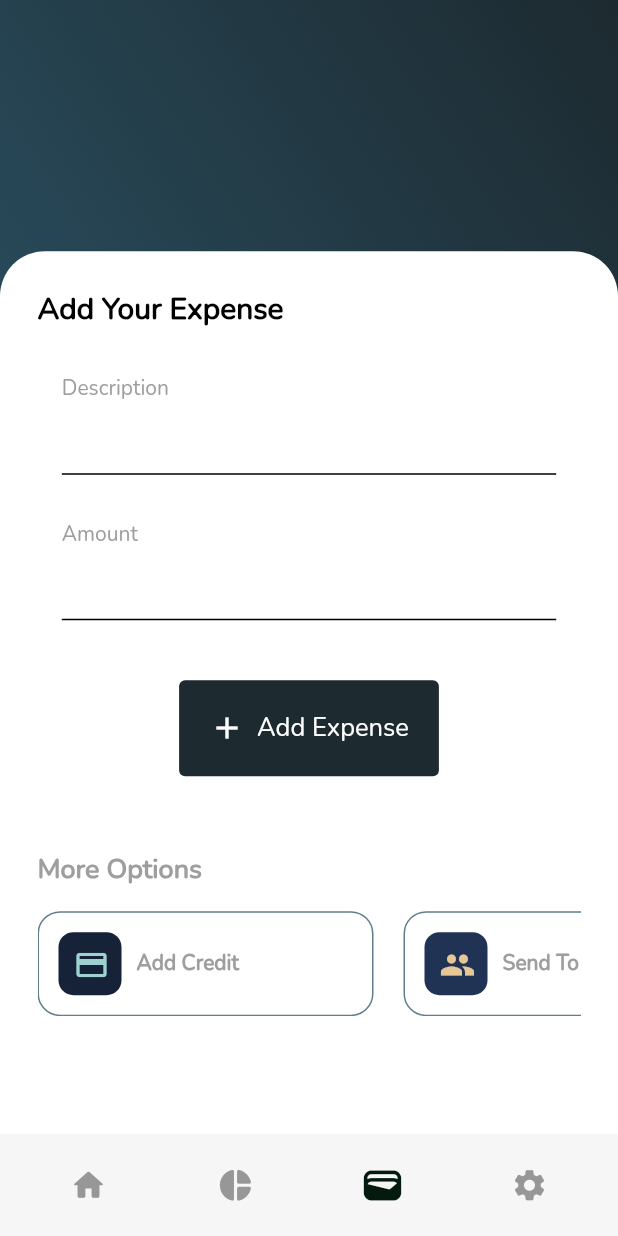
After one commit to AishwaryaSubash/expense_tracker, a Flutter app: the AddExpense screen opened directly, on a phone screen of 412 x 824 dp. The commit adds this screen. Run offline on Flutter 3.47's test engine with Material 2 defaults, Android fonts, the phone set to English and light mode, and no system bars; our stand-ins replace animated_toggle_switch, flutter_slidable, flutter_spinkit, flutter_svg, gap, readmore and 2 more; missing offline and left inert: jdenticon_dart; accounts and stored records are empty.

Commit message:
Minor changes

```diff
--- /dev/null
+++ b/lib/addexpense.dart
@@ -0,0 +1,240 @@
+import 'package:flutter/material.dart';
+import 'package:flutter_application_1/background.dart';
+import 'package:flutter_application_1/bottomnavigation.dart';
+import 'package:flutter_application_1/inputfields.dart';
+
+class AddExpense extends StatelessWidget {
+  const AddExpense({super.key});
+
+  @override
+  Widget build(BuildContext context) {
+    Size size = MediaQuery.of(context).size;
+    return Scaffold(
+      appBar: null,
+      bottomNavigationBar: const BottomNavigation(
+        page: "Add",
+      ),
+      body: Stack(
+        children: [
+          Positioned(
+            top: 0,
+            left: 0,
+            right: 0,
+            height: size.height / 3,
+            child: Container(
+              padding: const EdgeInsets.all(30),
+              decoration: const BoxDecoration(
+                gradient: LinearGradient(
+                  begin: Alignment(1.0, -1.0),
+                  end: Alignment(-1.0, 1.0),
+                  colors: [
+                    Color(0xff1d2a30),
+                    Color.fromARGB(255, 41, 76, 93),
+                  ],
+                ),
+              ),
+            ),
+          ),
+          Positioned(
+            left: 0,
+            right: 0,
+            bottom: 0,
+            height: size.height / 1.4,
+            child: Container(
+              padding: const EdgeInsets.all(25),
+              decoration: const BoxDecoration(
+                color: Colors.white,
+                borderRadius: BorderRadius.only(
+                  topLeft: Radius.circular(30),
+                  topRight: Radius.circular(30),
+                ),
+              ),
+              child: SingleChildScrollView(
+                child: Column(
+                  crossAxisAlignment: CrossAxisAlignment.start,
+                  children: [
+                    const Text(
+                      'Add Your Expense',
+                      style: TextStyle(
+                        color: Colors.black,
+                        fontSize: 20,
+                        fontWeight: FontWeight.bold,
+                      ),
+                    ),
+                    const SizedBox(
+                      height: 10,
+                    ),
+                    const InputFields(),
+                    Text(
+                      'More Options',
+                      style: TextStyle(
+                        color: Colors.grey,
+                        fontWeight: FontWeight.bold,
+                        fontSize: 18,
+                      ),
+                    ),
+                    SizedBox(
+                      height: 15,
+                    ),
+                    Container(
+                      height: 70,
+                      child: ListView(
+                        scrollDirection: Axis.horizontal,
+                        children: [
+                          AspectRatio(
+                            aspectRatio: 3.2 / 1,
+                            child: Container(
+                              padding: EdgeInsets.all(13),
+                              decoration: BoxDecoration(
+                                border: Border.all(
+                                  color: Colors.blueGrey,
+                                ),
+                                borderRadius: BorderRadius.circular(15),
+                              ),
+                              child: Row(
+                                children: [
+                                  Container(
+                                    width: 42,
+                                    padding: EdgeInsets.all(10),
+                                    decoration: BoxDecoration(
+                                      borderRadius: BorderRadius.circular(10),
+                                      color: Color(0xff152238),
+                                    ),
+                                    child: Icon(
+                                      Icons.credit_card,
+                                      color: Color(0xff9ed2d1),
+                                    ),
+                                  ),
+                                  SizedBox(
+                                    width: 10,
+                                  ),
+                                  Column(
+                                    crossAxisAlignment:
+                                        CrossAxisAlignment.start,
+                                    mainAxisAlignment: MainAxisAlignment.center,
+                                    children: [
+                                      Text(
+                                        'Add Credit',
+                                        style: TextStyle(
+                                          color: Colors.grey,
+                                          fontWeight: FontWeight.bold,
+                                        ),
+                                      ),
+                                    ],
+                                  ),
+                                ],
+                              ),
+                            ),
+                          ),
+                          AspectRatio(
+                            aspectRatio: 3.2 / 1,
+                            child: Container(
+                              padding: EdgeInsets.all(13),
+                              margin: EdgeInsets.only(
+                                left: 20,
+                              ),
+                              decoration: BoxDecoration(
+                                border: Border.all(
+                                  color: Colors.blueGrey,
+                                ),
+                                borderRadius: BorderRadius.circular(15),
+                              ),
+                              child: Row(
+                                children: [
+                                  Container(
+                                    width: 42,
+                                    padding: EdgeInsets.all(10),
+                                    decoration: BoxDecoration(
+                                      borderRadius: BorderRadius.circular(10),
+                                      color: Color(0xff203354),
+                                    ),
+                                    child: Icon(
+                                      Icons.people,
+                                      color: Color(0xffe6c797),
+                                    ),
+                                  ),
+                                  SizedBox(
+                                    width: 10,
+                                  ),
+                                  Column(
+                                    crossAxisAlignment:
+                                        CrossAxisAlignment.start,
+                                    mainAxisAlignment: MainAxisAlignment.center,
+                                    children: [
+                                      Text(
+                                        'Send To a Friend',
+                                        style: TextStyle(
+                                          color: Colors.grey,
+                                          fontWeight: FontWeight.bold,
+                                        ),
+                                      ),
+                                    ],
+                                  ),
+                                ],
+                              ),
+                            ),
+                          ),
+                          AspectRatio(
+                            aspectRatio: 3.2 / 1,
+                            child: Container(
+                              padding: EdgeInsets.all(13),
+                              margin: EdgeInsets.only(
+                                left: 20,
+                              ),
+                              decoration: BoxDecoration(
+                                border: Border.all(
+                                  color: Colors.blueGrey,
+                                ),
+                                borderRadius: BorderRadius.circular(15),
+                              ),
+                              child: Row(
+                                children: [
+                                  Container(
+                                    width: 42,
+                                    padding: EdgeInsets.all(10),
+                                    decoration: BoxDecoration(
+                                      borderRadius: BorderRadius.circular(10),
+                                      color: Color(0xff703770),
+                                    ),
+                                    child: Icon(
+                                      Icons.more,
+                                      color: Color(0xff9ed2d1),
+                                    ),
+                                  ),
+                                  SizedBox(
+                                    width: 10,
+                                  ),
+                                  Column(
+                                    crossAxisAlignment:
+                                        CrossAxisAlignment.start,
+                                    mainAxisAlignment: MainAxisAlignment.center,
+                                    children: [
+                                      Text(
+                                        'More Options',
+                                        style: TextStyle(
+                                          color: Colors.grey,
+                                          fontWeight: FontWeight.bold,
+                                        ),
+                                      ),
+                                    ],
+                                  ),
+                                ],
+                              ),
+                            ),
+                          ),
+                        ],
+                      ),
+                    ),
+                    SizedBox(
+                      height: 30,
+                    ),
+                  ],
+                ),
+              ),
+            ),
+          )
+        ],
+      ),
+    );
+  }
+}
--- a/lib/addincome.dart
+++ b/lib/addincome.dart
@@ -121,7 +121,7 @@ class _AddIncomeState extends State<AddIncome> {
                                   mainAxisAlignment: MainAxisAlignment.center,
                                   children: [
                                     const Center(
-                                      child: Text("Should not be empty"),
+                                      child: Text("Enter Valid Income"),
                                     ),
                                     const Gap(30),
                                     MouseRegion(
@@ -176,7 +176,7 @@ class _AddIncomeState extends State<AddIncome> {
                                 mainAxisAlignment: MainAxisAlignment.center,
                                 children: [
                                   const Center(
-                                    child: Text("Enter Valid Income"),
+                                    child: Text("Should not be empty"),
                                   ),
                                   const Gap(30),
                                   MouseRegion(
--- a/lib/profile.dart
+++ b/lib/profile.dart
@@ -118,13 +118,13 @@ class _ProfileState extends State<Profile> {
 
                               // Navigator.pop(context, 'OK');
                             },
-                            child: const Text('OK'),
+                            child: const Text('Yes'),
                           ),
                           TextButton(
                             onPressed: () {
                               Navigator.pop(context, 'Cancel');
                             },
-                            child: const Text('Cancel'),
+                            child: const Text('No'),
                           ),
                         ],
                       ),
```
